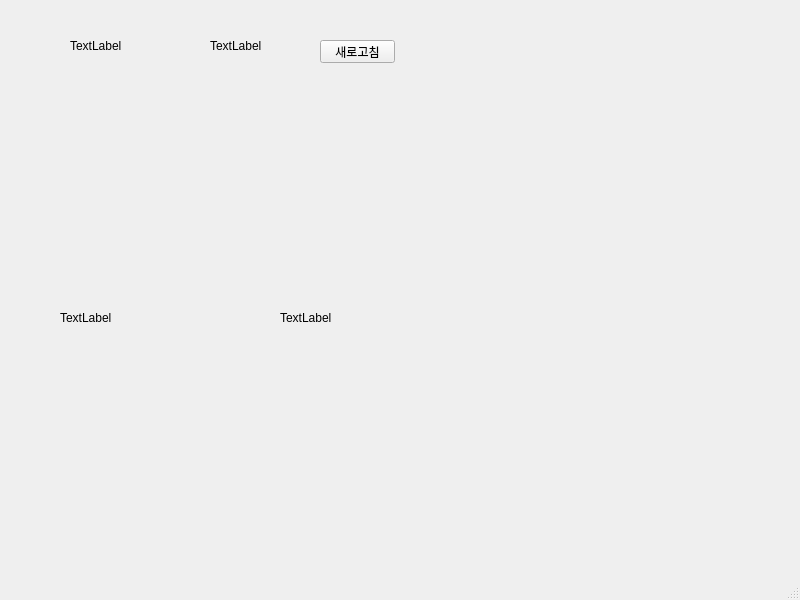
Qt form main_window.ui (choijaew00/choijaew00.github.io) before a commit.
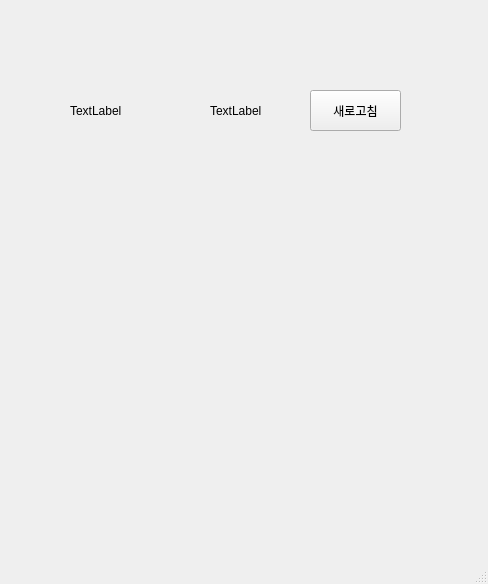
The same form after that commit.

```diff
--- a/main_window.ui
+++ b/main_window.ui
@@ -6,8 +6,8 @@
    <rect>
     <x>0</x>
     <y>0</y>
-    <width>800</width>
-    <height>600</height>
+    <width>488</width>
+    <height>584</height>
    </rect>
   </property>
   <property name="windowTitle">
@@ -18,9 +18,9 @@
     <property name="geometry">
      <rect>
       <x>70</x>
-      <y>40</y>
-      <width>54</width>
-      <height>12</height>
+      <y>100</y>
+      <width>91</width>
+      <height>21</height>
      </rect>
     </property>
     <property name="text">
@@ -31,9 +31,9 @@
     <property name="geometry">
      <rect>
       <x>210</x>
-      <y>40</y>
-      <width>54</width>
-      <height>12</height>
+      <y>100</y>
+      <width>71</width>
+      <height>21</height>
      </rect>
     </property>
     <property name="text">
@@ -43,10 +43,10 @@
    <widget class="QPushButton" name="btn_refresh">
     <property name="geometry">
      <rect>
-      <x>320</x>
-      <y>40</y>
-      <width>75</width>
-      <height>23</height>
+      <x>310</x>
+      <y>90</y>
+      <width>91</width>
+      <height>41</height>
      </rect>
     </property>
     <property name="text">
@@ -57,7 +57,7 @@
     <property name="geometry">
      <rect>
       <x>63</x>
-      <y>121</y>
+      <y>181</y>
       <width>131</width>
       <height>161</height>
      </rect>
@@ -70,7 +70,7 @@
     <property name="geometry">
      <rect>
       <x>283</x>
-      <y>121</y>
+      <y>181</y>
       <width>131</width>
       <height>161</height>
      </rect>
@@ -83,26 +83,26 @@
     <property name="geometry">
      <rect>
       <x>60</x>
-      <y>310</y>
+      <y>370</y>
       <width>141</width>
       <height>16</height>
      </rect>
     </property>
     <property name="text">
-     <string>TextLabel</string>
+     <string/>
     </property>
    </widget>
    <widget class="QLabel" name="lbl_heater_led">
     <property name="geometry">
      <rect>
       <x>280</x>
-      <y>310</y>
+      <y>370</y>
       <width>141</width>
       <height>16</height>
      </rect>
     </property>
     <property name="text">
-     <string>TextLabel</string>
+     <string/>
     </property>
    </widget>
   </widget>
```
Left out of the diff: 4 changed lines with no effect on the pictures.
